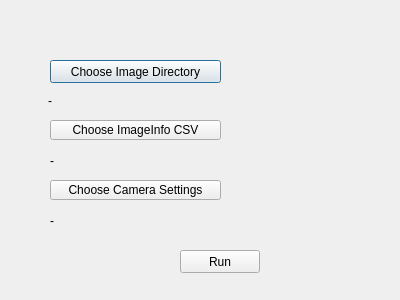
Qt form GUIApplication/imagemode.ui (rishshah/Photo-realistic-rendering-in-AR-) before a commit.
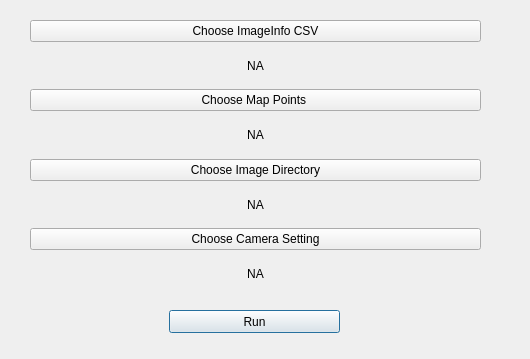
The same form after that commit.

Commit message: Two modes created online and offline (webcam/images), matching descriptors done

What changed in the file:
```diff
--- a/GUIApplication/imagemode.ui
+++ b/GUIApplication/imagemode.ui
@@ -6,71 +6,19 @@
    <rect>
     <x>0</x>
     <y>0</y>
-    <width>400</width>
-    <height>300</height>
+    <width>530</width>
+    <height>359</height>
    </rect>
   </property>
   <property name="windowTitle">
    <string>Dialog</string>
   </property>
-  <widget class="QPushButton" name="image_dir_button">
-   <property name="geometry">
-    <rect>
-     <x>50</x>
-     <y>60</y>
-     <width>171</width>
-     <height>23</height>
-    </rect>
-   </property>
-   <property name="text">
-    <string>Choose Image Directory</string>
-   </property>
-  </widget>
-  <widget class="QPushButton" name="image_csv_button">
-   <property name="geometry">
-    <rect>
-     <x>50</x>
-     <y>120</y>
-     <width>171</width>
-     <height>20</height>
-    </rect>
-   </property>
-   <property name="text">
-    <string>Choose ImageInfo CSV</string>
-   </property>
-  </widget>
-  <widget class="QLabel" name="image_dir_label">
-   <property name="geometry">
-    <rect>
-     <x>48</x>
-     <y>90</y>
-     <width>331</width>
-     <height>21</height>
-    </rect>
-   </property>
-   <property name="text">
-    <string>-</string>
-   </property>
-  </widget>
-  <widget class="QLabel" name="image_csv_label">
-   <property name="geometry">
-    <rect>
-     <x>50</x>
-     <y>150</y>
-     <width>331</width>
-     <height>21</height>
-    </rect>
-   </property>
-   <property name="text">
-    <string>-</string>
-   </property>
-  </widget>
   <widget class="QPushButton" name="run_pushButton">
    <property name="geometry">
     <rect>
-     <x>180</x>
-     <y>250</y>
-     <width>80</width>
+     <x>169</x>
+     <y>310</y>
+     <width>171</width>
      <height>23</height>
     </rect>
    </property>
@@ -78,32 +26,112 @@
     <string>Run</string>
    </property>
   </widget>
-  <widget class="QLabel" name="cam_settings_label">
+  <widget class="QWidget" name="">
    <property name="geometry">
     <rect>
-     <x>50</x>
-     <y>210</y>
-     <width>331</width>
-     <height>21</height>
+     <x>30</x>
+     <y>20</y>
+     <width>451</width>
+     <height>271</height>
     </rect>
    </property>
-   <property name="text">
-    <string>-</string>
-   </property>
+   <layout class="QVBoxLayout" name="verticalLayout_5">
+    <item>
+     <layout class="QVBoxLayout" name="verticalLayout_2">
+      <item>
+       <widget class="QPushButton" name="image_csv_button">
+        <property name="text">
+         <string>Choose ImageInfo CSV</string>
+        </property>
+       </widget>
+      </item>
+      <item>
+       <widget class="QLabel" name="image_csv_label">
+        <property name="text">
+         <string>NA</string>
+        </property>
+        <property name="alignment">
+         <set>Qt::AlignCenter</set>
+        </property>
+       </widget>
+      </item>
+     </layout>
+    </item>
+    <item>
+     <layout class="QVBoxLayout" name="verticalLayout_4">
+      <item>
+       <widget class="QPushButton" name="map_points_button">
+        <property name="text">
+         <string>Choose Map Points </string>
+        </property>
+       </widget>
+      </item>
+      <item>
+       <widget class="QLabel" name="map_points_label">
+        <property name="text">
+         <string>NA</string>
+        </property>
+        <property name="alignment">
+         <set>Qt::AlignCenter</set>
+        </property>
+       </widget>
+      </item>
+     </layout>
+    </item>
+    <item>
+     <layout class="QVBoxLayout" name="verticalLayout_3">
+      <item>
+       <widget class="QPushButton" name="image_dir_button">
+        <property name="text">
+         <string>Choose Image Directory</string>
+        </property>
+       </widget>
+      </item>
+      <item>
+       <widget class="QLabel" name="image_dir_label">
+        <property name="text">
+         <string>NA</string>
+        </property>
+        <property name="alignment">
+         <set>Qt::AlignCenter</set>
+        </property>
+       </widget>
+      </item>
+     </layout>
+    </item>
+    <item>
+     <layout class="QVBoxLayout" name="verticalLayout">
+      <item>
+       <widget class="QPushButton" name="cam_settings_button">
+        <property name="text">
+         <string>Choose Camera Setting</string>
+        </property>
+       </widget>
+      </item>
+      <item>
+       <widget class="QLabel" name="cam_settings_label">
+        <property name="text">
+         <string>NA</string>
+        </property>
+        <property name="alignment">
+         <set>Qt::AlignCenter</set>
+        </property>
+       </widget>
+      </item>
+     </layout>
+    </item>
+   </layout>
   </widget>
-  <widget class="QPushButton" name="cam_settings_button">
-   <property name="geometry">
-    <rect>
-     <x>50</x>
-     <y>180</y>
-     <width>171</width>
-     <height>20</height>
-    </rect>
-   </property>
-   <property name="text">
-    <string>Choose Camera Settings</string>
-   </property>
-  </widget>
+  <zorder>image_dir_button</zorder>
+  <zorder>image_csv_button</zorder>
+  <zorder>image_dir_label</zorder>
+  <zorder>image_csv_label</zorder>
+  <zorder>run_pushButton</zorder>
+  <zorder>cam_settings_button</zorder>
+  <zorder></zorder>
+  <zorder>map_points_button</zorder>
+  <zorder>map_points_label</zorder>
+  <zorder>cam_settings_label</zorder>
  </widget>
  <resources/>
  <connections/>
```
The commit also changes 15 other files.
